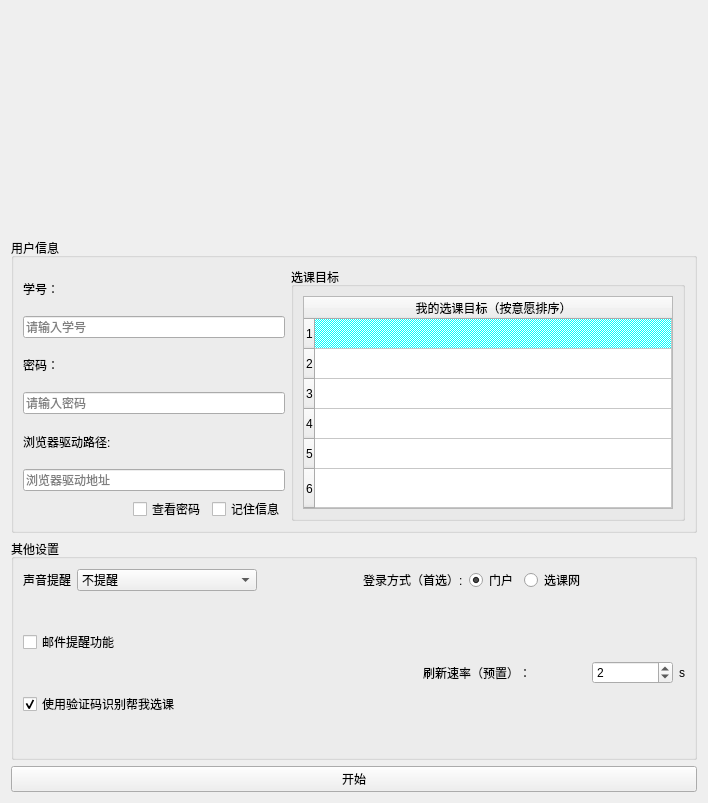
Old version of the form qt/ui/login.ui in the repository ZYM-PKU/AutoElective2.0.
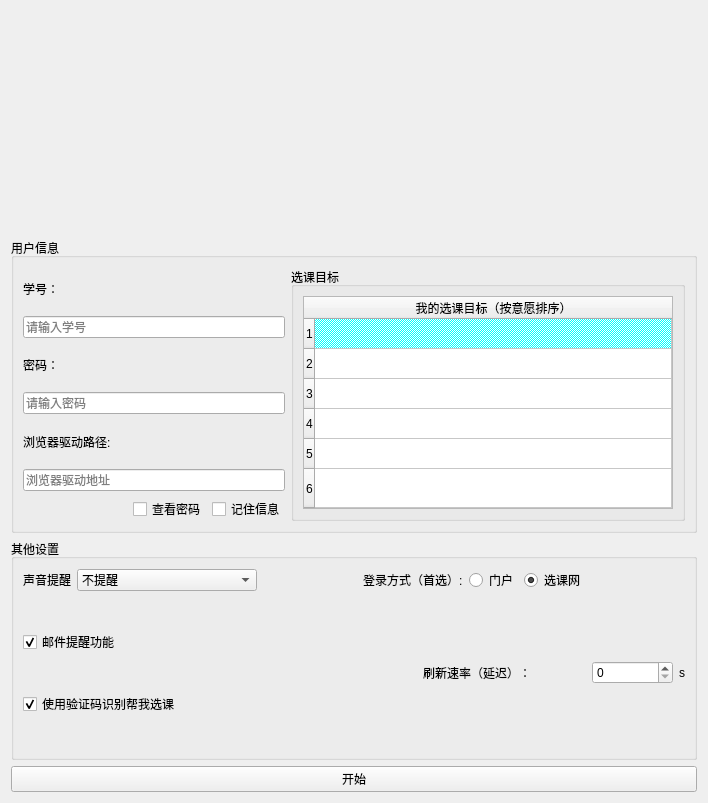
New version of the form. Icons and pictures are not drawn.

The edit to the form file:
```diff
--- a/qt/ui/login.ui
+++ b/qt/ui/login.ui
@@ -367,7 +367,7 @@
              <string>门户</string>
             </property>
             <property name="checked">
-             <bool>true</bool>
+             <bool>false</bool>
             </property>
             <attribute name="buttonGroup">
              <string notr="true">buttonGroup</string>
@@ -379,6 +379,9 @@
             <property name="text">
              <string>选课网</string>
             </property>
+            <property name="checked">
+             <bool>true</bool>
+            </property>
             <attribute name="buttonGroup">
              <string notr="true">buttonGroup</string>
             </attribute>
@@ -411,7 +414,7 @@
              <string>邮件提醒功能</string>
             </property>
             <property name="checked">
-             <bool>false</bool>
+             <bool>true</bool>
             </property>
            </widget>
           </item>
@@ -432,20 +435,20 @@
           <item>
            <widget class="QLabel" name="label_7">
             <property name="text">
-             <string>刷新速率（预置）：</string>
+             <string>刷新速率（延迟）：</string>
             </property>
            </widget>
           </item>
           <item>
            <widget class="QSpinBox" name="spinBox">
             <property name="minimum">
-             <number>1</number>
+             <number>0</number>
             </property>
             <property name="maximum">
              <number>60</number>
             </property>
             <property name="value">
-             <number>2</number>
+             <number>0</number>
             </property>
            </widget>
           </item>
```
